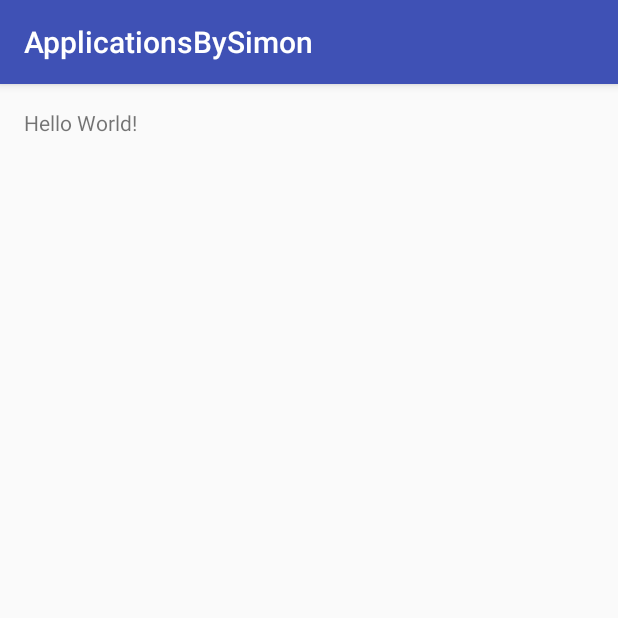
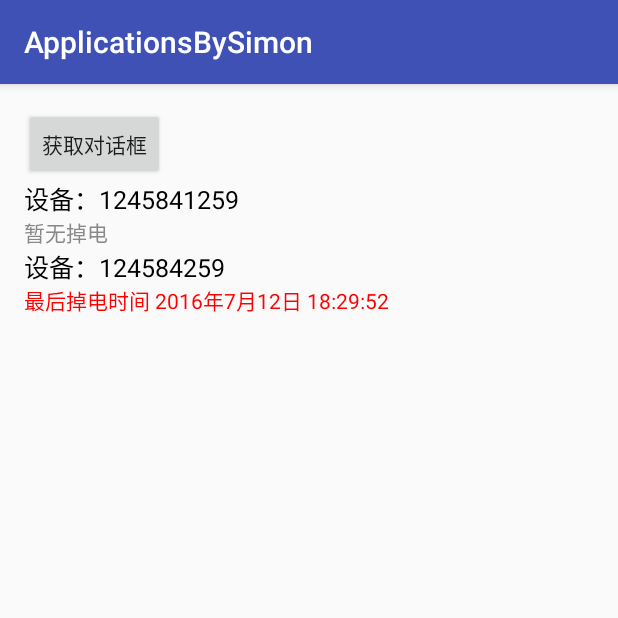
Before and after one commit to thedawn2015/ApplicationsBySimon, an Android app: the screen it shows after launch (MainActivity), on a phone screen of 412 x 824 dp, the top half of it. Run offline under Robolectric (Android 15) with nearby library versions, the phone set to English and light mode, and no system bars.

Commit message:
app：SpannableString

```diff
--- a/app/src/main/AndroidManifest.xml
+++ b/app/src/main/AndroidManifest.xml
@@ -15,6 +15,8 @@
                 <category android:name="android.intent.category.LAUNCHER"/>
             </intent-filter>
         </activity>
+        <activity android:name=".base.BaseActivity">
+        </activity>
     </application>
 
 </manifest>
--- a/app/src/main/java/com/simon/applicationsbysimon/MainActivity.java
+++ b/app/src/main/java/com/simon/applicationsbysimon/MainActivity.java
@@ -1,13 +1,84 @@
 package com.simon.applicationsbysimon;
 
-import android.support.v7.app.AppCompatActivity;
+import android.graphics.Color;
 import android.os.Bundle;
+import android.text.Spannable;
+import android.text.SpannableString;
+import android.text.style.ForegroundColorSpan;
+import android.text.style.RelativeSizeSpan;
+import android.view.View;
+import android.widget.TextView;
 
-public class MainActivity extends AppCompatActivity {
+import com.simon.applicationsbysimon.base.BaseActivity;
+import com.simon.applicationsbysimon.model.Terminal;
+import com.simon.applicationsbysimon.widget.CustomerDialog;
+
+import java.util.ArrayList;
+import java.util.List;
+
+public class MainActivity extends BaseActivity {
+    public static String TAG = MainActivity.class.getSimpleName();
+
+    TextView spannaleText1;
+    TextView spannaleText2;
+
+    private String[] typeStrings;
+    private CharSequence[] typeChars;
 
     @Override
     protected void onCreate(Bundle savedInstanceState) {
         super.onCreate(savedInstanceState);
         setContentView(R.layout.activity_main);
+
+        spannaleText1 = (TextView) findViewById(R.id.spannale_text1);
+        spannaleText2 = (TextView) findViewById(R.id.spannale_text2);
+        initData();
+    }
+
+    private void initData() {
+        List<Terminal> list = new ArrayList<>();
+        for (int i = 0; i < 10; i++) {
+            if (i % 2 == 0) {
+                Terminal terminal = new Terminal();
+                terminal.setId(1245841259);
+                terminal.setName("暂无掉电");
+                list.add(terminal);
+            } else {
+                Terminal terminal = new Terminal();
+                terminal.setId(124584259);
+                terminal.setName("最后掉电时间 2016年7月12日 18:29:52");
+                list.add(terminal);
+            }
+        }
+        Terminal terminal;
+        typeStrings = new String[list.size()];
+        typeChars = new CharSequence[list.size()];
+
+        SpannableString signalSourcePS;
+        for (int i = 0; i < list.size(); i++) {
+            terminal = list.get(i);
+            typeStrings[i] = "设备：" + terminal.getId() + "\n" + terminal.getName();
+            signalSourcePS = new SpannableString(typeStrings[i]);
+            int breakIndex = typeStrings[i].indexOf("\n");
+            signalSourcePS.setSpan(new ForegroundColorSpan(Color.BLACK), 0, breakIndex, Spannable.SPAN_EXCLUSIVE_EXCLUSIVE);
+            signalSourcePS.setSpan(new RelativeSizeSpan(1.2f), 0, breakIndex, Spannable.SPAN_EXCLUSIVE_EXCLUSIVE);
+            signalSourcePS.setSpan(new RelativeSizeSpan(1f), breakIndex, typeStrings[i].length(), Spannable.SPAN_EXCLUSIVE_EXCLUSIVE);
+            if (typeStrings[i].endsWith("暂无掉电")) {
+                signalSourcePS.setSpan(new ForegroundColorSpan(Color.GRAY), breakIndex, typeStrings[i].length(), Spannable.SPAN_EXCLUSIVE_EXCLUSIVE);
+            } else {
+                signalSourcePS.setSpan(new ForegroundColorSpan(Color.RED), breakIndex, typeStrings[i].length(), Spannable.SPAN_EXCLUSIVE_EXCLUSIVE);
+            }
+            typeChars[i] = signalSourcePS;
+            if (i == 0) {
+                spannaleText1.setText(signalSourcePS);
+            }
+            if (i == 1) {
+                spannaleText2.setText(signalSourcePS);
+            }
+        }
+    }
+
+    public void getDialog(View view) {
+        CustomerDialog.showSingleChoiceDialog(MainActivity.this, typeChars);
     }
 }
--- /dev/null
+++ b/app/src/main/java/com/simon/applicationsbysimon/base/BaseActivity.java
@@ -0,0 +1,12 @@
+package com.simon.applicationsbysimon.base;
+
+import android.os.Bundle;
+import android.support.v7.app.AppCompatActivity;
+
+public class BaseActivity extends AppCompatActivity {
+
+    @Override
+    protected void onCreate(Bundle savedInstanceState) {
+        super.onCreate(savedInstanceState);
+    }
+}
--- /dev/null
+++ b/app/src/main/java/com/simon/applicationsbysimon/model/Terminal.java
@@ -0,0 +1,25 @@
+package com.simon.applicationsbysimon.model;
+
+/**
+ * Created by xw on 2016/7/12.
+ */
+public class Terminal {
+    private int id;
+    private String name;
+
+    public int getId() {
+        return id;
+    }
+
+    public void setId(int id) {
+        this.id = id;
+    }
+
+    public String getName() {
+        return name;
+    }
+
+    public void setName(String name) {
+        this.name = name;
+    }
+}
--- a/app/src/main/res/layout/activity_main.xml
+++ b/app/src/main/res/layout/activity_main.xml
@@ -1,5 +1,5 @@
 <?xml version="1.0" encoding="utf-8"?>
-<RelativeLayout
+<LinearLayout
     xmlns:android="http://schemas.android.com/apk/res/android"
     xmlns:tools="http://schemas.android.com/tools"
     android:layout_width="match_parent"
@@ -8,10 +8,21 @@
     android:paddingLeft="@dimen/activity_horizontal_margin"
     android:paddingRight="@dimen/activity_horizontal_margin"
     android:paddingTop="@dimen/activity_vertical_margin"
+    android:orientation="vertical"
     tools:context="com.simon.applicationsbysimon.MainActivity">
 
-    <TextView
+    <Button
         android:layout_width="wrap_content"
         android:layout_height="wrap_content"
-        android:text="Hello World!"/>
-</RelativeLayout>
+        android:onClick="getDialog"
+        android:text="获取对话框"/>
+
+    <TextView
+        android:id="@+id/spannale_text1"
+        android:layout_width="match_parent"
+        android:layout_height="wrap_content"/>
+    <TextView
+        android:id="@+id/spannale_text2"
+        android:layout_width="match_parent"
+        android:layout_height="wrap_content"/>
+</LinearLayout>
```
Also changed, not shown: app/src/main/java/com/simon/applicationsbysimon/util/TerminalSpanableStringUtil.java (added, +10 -0 lines), app/src/main/java/com/simon/applicationsbysimon/widget/CustomerDialog.java (added, +62 -0 lines), app/src/main/res/layout/dialog_single.xml (added, +15 -0 lines).
